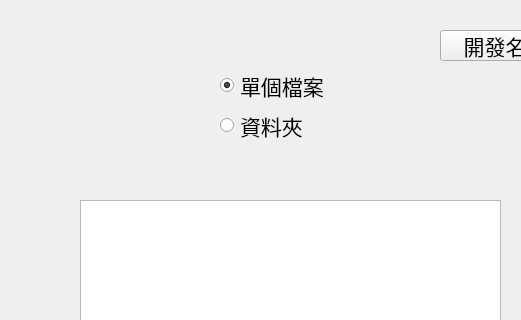
This is MainWindow.ui in jay890829/ui as Qt 5 draws it before an edit; both pictures show x 410 to 931 and y 0 to 320 of the 1024 by 768 pixel window. The edited form follows.
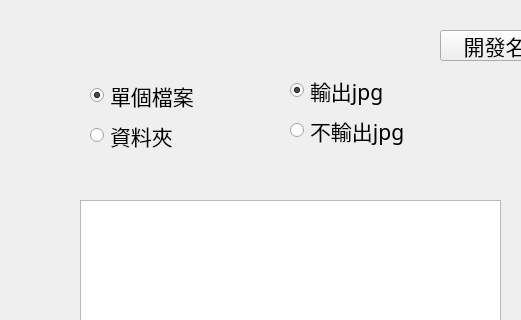
This is the edited form.

```diff
--- a/MainWindow.ui
+++ b/MainWindow.ui
@@ -540,8 +540,8 @@
   <widget class="QGroupBox" name="file_or_path_mode_groupbox">
    <property name="geometry">
     <rect>
-     <x>620</x>
-     <y>60</y>
+     <x>490</x>
+     <y>70</y>
      <width>161</width>
      <height>111</height>
     </rect>
@@ -619,6 +619,69 @@
     <string>開發名單</string>
    </property>
   </widget>
+  <widget class="QGroupBox" name="jpg_or_not_group">
+   <property name="geometry">
+    <rect>
+     <x>690</x>
+     <y>60</y>
+     <width>161</width>
+     <height>111</height>
+    </rect>
+   </property>
+   <property name="font">
+    <font>
+     <family>微軟正黑體</family>
+     <pointsize>16</pointsize>
+    </font>
+   </property>
+   <property name="styleSheet">
+    <string notr="true">border: 0px</string>
+   </property>
+   <property name="title">
+    <string/>
+   </property>
+   <widget class="QRadioButton" name="jpgmode">
+    <property name="geometry">
+     <rect>
+      <x>10</x>
+      <y>10</y>
+      <width>151</width>
+      <height>41</height>
+     </rect>
+    </property>
+    <property name="font">
+     <font>
+      <family>微軟正黑體</family>
+      <pointsize>16</pointsize>
+     </font>
+    </property>
+    <property name="text">
+     <string>輸出jpg</string>
+    </property>
+    <property name="checked">
+     <bool>true</bool>
+    </property>
+   </widget>
+   <widget class="QRadioButton" name="nojpgmode">
+    <property name="geometry">
+     <rect>
+      <x>10</x>
+      <y>50</y>
+      <width>151</width>
+      <height>41</height>
+     </rect>
+    </property>
+    <property name="font">
+     <font>
+      <family>微軟正黑體</family>
+      <pointsize>16</pointsize>
+     </font>
+    </property>
+    <property name="text">
+     <string>不輸出jpg</string>
+    </property>
+   </widget>
+  </widget>
  </widget>
  <resources/>
  <connections/>
```
